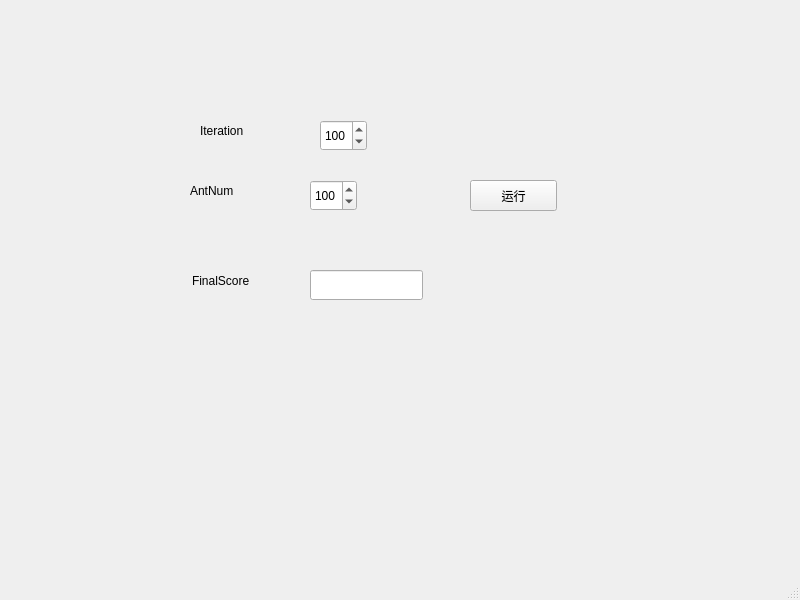
npu-chenlin/easyaco, file mainwindow.ui: the form before one commit.
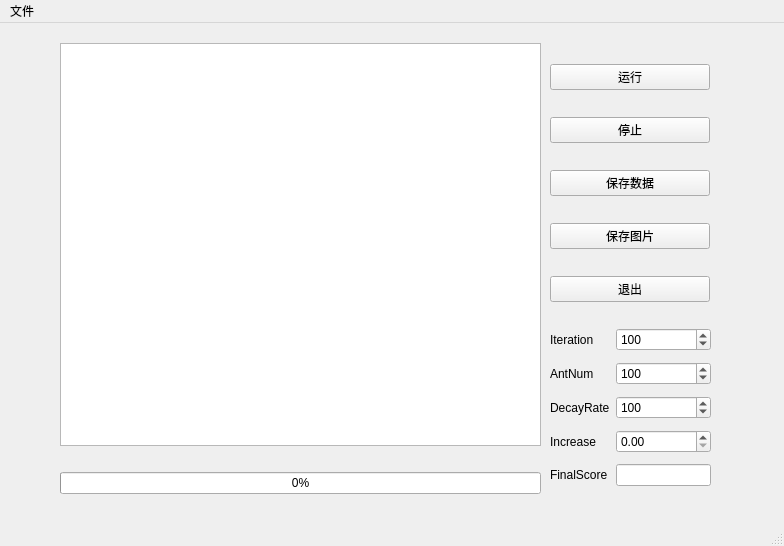
The form after the commit. Icons and pictures are not drawn.

The edit to the form file:
```diff
--- a/mainwindow.ui
+++ b/mainwindow.ui
@@ -6,107 +6,188 @@
    <rect>
     <x>0</x>
     <y>0</y>
-    <width>800</width>
-    <height>600</height>
+    <width>784</width>
+    <height>546</height>
    </rect>
   </property>
   <property name="windowTitle">
    <string>MainWindow</string>
   </property>
   <widget class="QWidget" name="centralwidget">
-   <widget class="QLabel" name="AntNumLable">
+   <widget class="QWidget" name="verticalLayoutWidget">
     <property name="geometry">
      <rect>
-      <x>200</x>
-      <y>120</y>
-      <width>63</width>
-      <height>22</height>
+      <x>550</x>
+      <y>20</y>
+      <width>160</width>
+      <height>281</height>
      </rect>
     </property>
-    <property name="text">
-     <string>Iteration</string>
-    </property>
+    <layout class="QVBoxLayout" name="verticalLayout">
+     <item>
+      <widget class="QPushButton" name="RunButton">
+       <property name="text">
+        <string>运行</string>
+       </property>
+      </widget>
+     </item>
+     <item>
+      <widget class="QPushButton" name="StopButton">
+       <property name="text">
+        <string>停止</string>
+       </property>
+      </widget>
+     </item>
+     <item>
+      <widget class="QPushButton" name="SaveDataButton">
+       <property name="text">
+        <string>保存数据</string>
+       </property>
+      </widget>
+     </item>
+     <item>
+      <widget class="QPushButton" name="SaveImageButton">
+       <property name="text">
+        <string>保存图片</string>
+       </property>
+      </widget>
+     </item>
+     <item>
+      <widget class="QPushButton" name="QuitButton">
+       <property name="text">
+        <string>退出</string>
+       </property>
+       <property name="flat">
+        <bool>false</bool>
+       </property>
+      </widget>
+     </item>
+    </layout>
    </widget>
-   <widget class="QSpinBox" name="IterationBox">
+   <widget class="QWidget" name="gridLayoutWidget">
     <property name="geometry">
      <rect>
-      <x>320</x>
-      <y>120</y>
-      <width>47</width>
-      <height>31</height>
+      <x>550</x>
+      <y>300</y>
+      <width>161</width>
+      <height>171</height>
      </rect>
     </property>
-    <property name="maximum">
-     <number>100000</number>
-    </property>
-    <property name="value">
-     <number>100</number>
-    </property>
+    <layout class="QGridLayout" name="gridLayout">
+     <item row="5" column="2">
+      <widget class="QSpinBox" name="DecayRateBox">
+       <property name="maximum">
+        <number>100000</number>
+       </property>
+       <property name="value">
+        <number>100</number>
+       </property>
+      </widget>
+     </item>
+     <item row="2" column="0">
+      <widget class="QLabel" name="AntNumLabel">
+       <property name="text">
+        <string>Iteration</string>
+       </property>
+      </widget>
+     </item>
+     <item row="4" column="0">
+      <widget class="QLabel" name="IterationLable">
+       <property name="text">
+        <string>AntNum</string>
+       </property>
+      </widget>
+     </item>
+     <item row="7" column="2">
+      <widget class="QLineEdit" name="FinalScoreBox"/>
+     </item>
+     <item row="2" column="2">
+      <widget class="QSpinBox" name="AntNumBox">
+       <property name="maximum">
+        <number>100000</number>
+       </property>
+       <property name="value">
+        <number>100</number>
+       </property>
+      </widget>
+     </item>
+     <item row="4" column="2">
+      <widget class="QSpinBox" name="IterationBox">
+       <property name="maximum">
+        <number>100000</number>
+       </property>
+       <property name="value">
+        <number>100</number>
+       </property>
+      </widget>
+     </item>
+     <item row="6" column="0">
+      <widget class="QLabel" name="IncreaseLabel">
+       <property name="text">
+        <string>Increase</string>
+       </property>
+      </widget>
+     </item>
+     <item row="5" column="0">
+      <widget class="QLabel" name="DecayRateLabel">
+       <property name="text">
+        <string>DecayRate</string>
+       </property>
+      </widget>
+     </item>
+     <item row="7" column="0">
+      <widget class="QLabel" name="FinalScoreLabel">
+       <property name="text">
+        <string>FinalScore</string>
+       </property>
+      </widget>
+     </item>
+     <item row="6" column="2">
+      <widget class="QDoubleSpinBox" name="doubleSpinBox">
+       <property name="singleStep">
+        <double>0.050000000000000</double>
+       </property>
+      </widget>
+     </item>
+    </layout>
    </widget>
-   <widget class="QLabel" name="IterationLable">
+   <widget class="QWidget" name="verticalLayoutWidget_2">
     <property name="geometry">
      <rect>
-      <x>190</x>
-      <y>180</y>
-      <width>63</width>
-      <height>22</height>
+      <x>60</x>
+      <y>20</y>
+      <width>481</width>
+      <height>451</height>
      </rect>
     </property>
-    <property name="text">
-     <string>AntNum</string>
-    </property>
-   </widget>
-   <widget class="QSpinBox" name="AntNumBox">
-    <property name="geometry">
-     <rect>
-      <x>310</x>
-      <y>180</y>
-      <width>47</width>
-      <height>31</height>
-     </rect>
-    </property>
-    <property name="maximum">
-     <number>100000</number>
-    </property>
-    <property name="value">
-     <number>100</number>
-    </property>
-   </widget>
-   <widget class="QPushButton" name="RunButton">
-    <property name="geometry">
-     <rect>
-      <x>470</x>
-      <y>180</y>
-      <width>87</width>
-      <height>31</height>
-     </rect>
-    </property>
-    <property name="text">
-     <string>运行</string>
-    </property>
-   </widget>
-   <widget class="QLineEdit" name="lineEdit">
-    <property name="geometry">
-     <rect>
-      <x>310</x>
-      <y>270</y>
-      <width>113</width>
-      <height>30</height>
-     </rect>
-    </property>
-   </widget>
-   <widget class="QLabel" name="IterationLable_2">
-    <property name="geometry">
-     <rect>
-      <x>192</x>
-      <y>270</y>
-      <width>81</width>
-      <height>22</height>
-     </rect>
-    </property>
-    <property name="text">
-     <string>FinalScore</string>
-    </property>
+    <layout class="QVBoxLayout" name="verticalLayout_2">
+     <item>
+      <widget class="QTextEdit" name="Info"/>
+     </item>
+     <item>
+      <widget class="QLabel" name="ImgBox">
+       <property name="text">
+        <string/>
+       </property>
+       <property name="pixmap">
+        <pixmap>src/results.png</pixmap>
+       </property>
+       <property name="scaledContents">
+        <bool>true</bool>
+       </property>
+       <property name="wordWrap">
+        <bool>false</bool>
+       </property>
+      </widget>
+     </item>
+     <item>
+      <widget class="QProgressBar" name="progressBar">
+       <property name="value">
+        <number>0</number>
+       </property>
+      </widget>
+     </item>
+    </layout>
    </widget>
   </widget>
   <widget class="QMenuBar" name="menubar">
@@ -114,10 +195,17 @@
     <rect>
      <x>0</x>
      <y>0</y>
-     <width>800</width>
-     <height>27</height>
+     <width>784</width>
+     <height>23</height>
     </rect>
    </property>
+   <widget class="QMenu" name="menu">
+    <property name="title">
+     <string>文件</string>
+    </property>
+    <addaction name="action"/>
+   </widget>
+   <addaction name="menu"/>
   </widget>
   <widget class="QStatusBar" name="statusbar"/>
  </widget>
```
Left out of the diff: 11 changed lines with no effect on the pictures.
